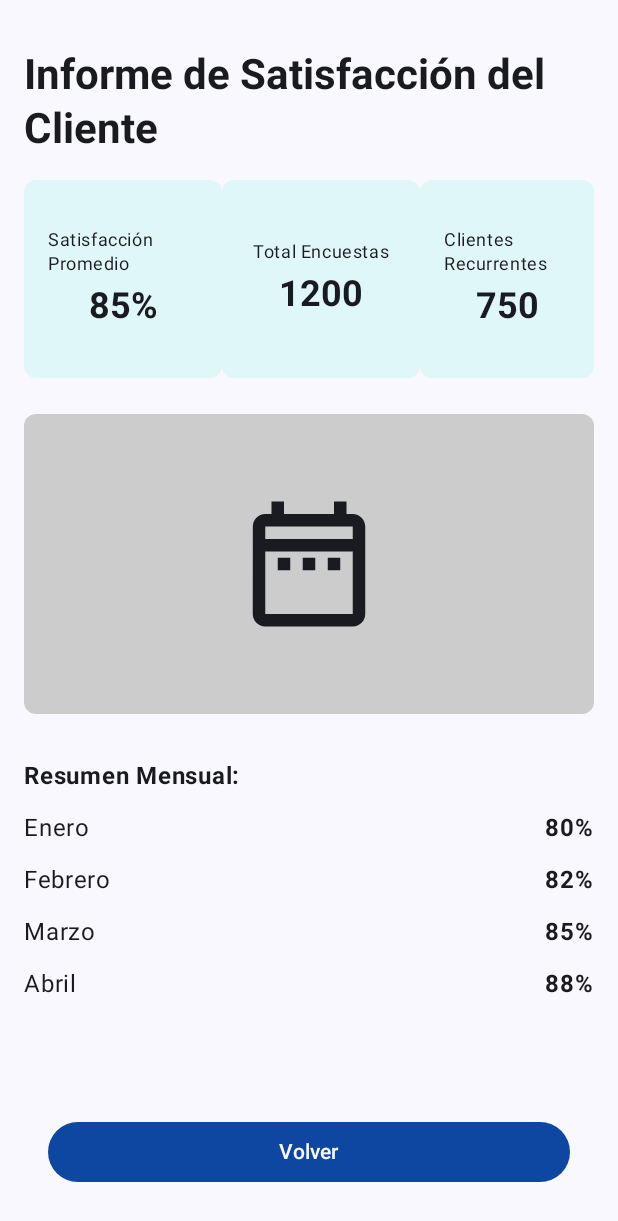
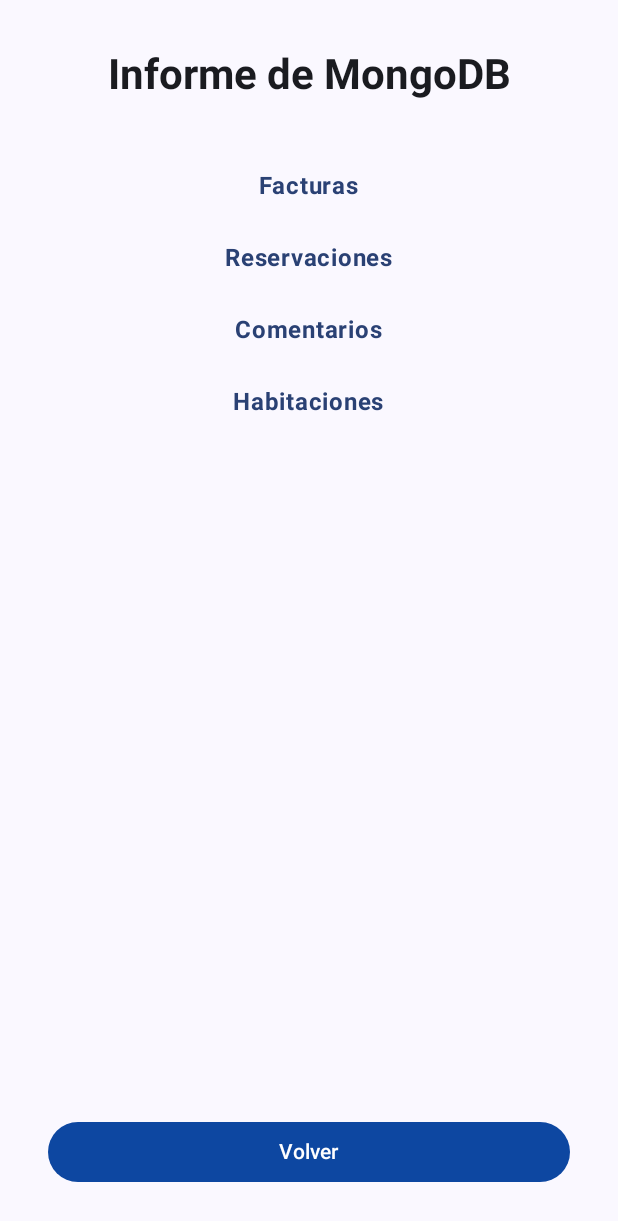
Before and after one commit to damsito007/HotelPlayaParadise_ComposerAppMovil, an Android app built with Jetpack Compose: the ReportScreen screen opened through its navigation route, on a phone screen of 412 x 824 dp. Shown: the top 1221 px of the screen. Run offline under Robolectric (Android 15) with nearby library versions, the phone set to English and light mode, and no system bars.

Commit message:
Add preview code in the screens for look up the design, add access to internet in the androidmanifest file and the libraries for consume the api of mongodb, delete part of the code in the screen report and edit the label in the drawer menu

```diff
--- a/app/src/main/AndroidManifest.xml
+++ b/app/src/main/AndroidManifest.xml
@@ -24,5 +24,5 @@
             </intent-filter>
         </activity>
     </application>
-
+    <uses-permission android:name="android.permission.INTERNET"/>
 </manifest>
--- a/app/src/main/java/com/example/hotelplayaparadise/MainActivity.kt
+++ b/app/src/main/java/com/example/hotelplayaparadise/MainActivity.kt
@@ -172,7 +172,7 @@ fun OpcionesMenuLateral(navController: NavHostController) {
                 // Opción Informe de Satisfacción
                 NavigationDrawerItem(
                     icon = { Icon(imageVector = Icons.Default.ThumbUp, contentDescription = "Informe de Satisfacción") },
-                    label = { Text("Informe de Satisfacción") },
+                    label = { Text("Informe de MongoDB") },
                     selected = false,
                     onClick = { navController.navigate("report") }
                 )
--- a/app/src/main/java/com/example/hotelplayaparadise/ui/theme/screens/ReportScreen.kt
+++ b/app/src/main/java/com/example/hotelplayaparadise/ui/theme/screens/ReportScreen.kt
@@ -11,21 +11,30 @@ import androidx.compose.foundation.layout.fillMaxWidth
 import androidx.compose.foundation.layout.height
 import androidx.compose.foundation.layout.padding
 import androidx.compose.foundation.layout.size
+import androidx.compose.foundation.lazy.LazyColumn
 import androidx.compose.foundation.shape.RoundedCornerShape
 import androidx.compose.material.icons.Icons
 import androidx.compose.material.icons.outlined.DateRange
 import androidx.compose.material3.Button
 import androidx.compose.material3.ButtonDefaults
+import androidx.compose.material3.Card
 import androidx.compose.material3.Icon
 import androidx.compose.material3.MaterialTheme
 import androidx.compose.material3.Text
+import androidx.compose.material3.TextButton
 import androidx.compose.runtime.Composable
+import androidx.compose.runtime.getValue
+import androidx.compose.runtime.mutableStateOf
+import androidx.compose.runtime.remember
+import androidx.compose.runtime.setValue
 import androidx.compose.ui.Alignment
 import androidx.compose.ui.Modifier
 import androidx.compose.ui.graphics.Color
 import androidx.compose.ui.text.font.FontWeight
+import androidx.compose.ui.tooling.preview.Preview
 import androidx.compose.ui.unit.dp
 import androidx.navigation.NavHostController
+import androidx.navigation.compose.rememberNavController
 
 
 @Composable
@@ -35,67 +44,46 @@ fun ReportScreen(navController: NavHostController) {
         modifier = Modifier
             .fillMaxSize()
             .padding(16.dp),
-        horizontalAlignment = Alignment.CenterHorizontally,
-        verticalArrangement = Arrangement.Top // Iniciar desde arriba
+        horizontalAlignment = Alignment.CenterHorizontally
     ) {
         // Título
         Text(
-            text = "Informe de Satisfacción del Cliente",
+            text = "Informe de MongoDB",
             style = MaterialTheme.typography.headlineMedium.copy(
                 fontWeight = FontWeight.Bold
             ),
             modifier = Modifier.padding(vertical = 16.dp)
         )
 
-        // Indicadores Clave
-        Row(
-            modifier = Modifier.fillMaxWidth(),
-            horizontalArrangement = Arrangement.SpaceEvenly
+        Spacer(modifier = Modifier.height(16.dp))
+
+        // Contenido desplazable con LazyColumn
+        LazyColumn(
+            modifier = Modifier.weight(1f)
         ) {
-            KeyIndicator(title = "Satisfacción Promedio", value = "85%")
-            KeyIndicator(title = "Total Encuestas", value = "1200")
-            KeyIndicator(title = "Clientes Recurrentes", value = "750")
+            item {
+                ReportSection(
+                    title = "Facturas",
+                    content = "Aquí se muestra el contenido de las facturas con la API."
+                )
+                ReportSection(
+                    title = "Reservaciones",
+                    content = "Aquí se muestra el contenido de las reservaciones con la API."
+                )
+                ReportSection(
+                    title = "Comentarios",
+                    content = "Aquí se muestran los comentarios de los clientes con la API."
+                )
+                ReportSection(
+                    title = "Habitaciones",
+                    content = "Aquí se muestra la información de las habitaciones con la API."
+                )
+            }
         }
 
-        Spacer(modifier = Modifier.height(24.dp))
+        Spacer(modifier = Modifier.height(16.dp))
 
-        // Gráfico Simulado (puedes integrar una biblioteca de gráficos real)
-        Box(
-            modifier = Modifier
-                .fillMaxWidth()
-                .height(200.dp)
-                .background(Color.LightGray, shape = RoundedCornerShape(8.dp)),
-            contentAlignment = Alignment.Center
-        ) {
-            Icon(
-                imageVector = Icons.Outlined.DateRange,
-                contentDescription = "Gráfico de satisfacción",
-                //tint = Color.DarkGray,
-                modifier = Modifier.size(100.dp)
-            )
-        }
-
-        Spacer(modifier = Modifier.height(32.dp))
-
-        // Tabla Resumen (simulación de datos)
-        Column(modifier = Modifier.fillMaxWidth()) {
-            Text(
-                text = "Resumen Mensual:",
-                style = MaterialTheme.typography.bodyLarge.copy(
-                    fontWeight = FontWeight.Bold
-                ),
-                modifier = Modifier.padding(bottom = 8.dp)
-            )
-
-            DataRow(label = "Enero", value = "80%")
-            DataRow(label = "Febrero", value = "82%")
-            DataRow(label = "Marzo", value = "85%")
-            DataRow(label = "Abril", value = "88%")
-        }
-
-        Spacer(modifier = Modifier.weight(1f))
-
-        // Botón para volver
+        // Botón para volver, fijo en la parte inferior
         Button(
             onClick = { navController.navigate("home") },
             modifier = Modifier
@@ -108,6 +96,41 @@ fun ReportScreen(navController: NavHostController) {
     }
 }
 
+@Composable
+fun ReportSection(title: String, content: String) {
+    var expanded by remember { mutableStateOf(false) } // Estado para controlar si está desplegado o no
+
+    // Contenedor para la sección del menú
+    Column(modifier = Modifier.fillMaxWidth()) {
+        // Título del menú desplegable
+        TextButton(
+            onClick = { expanded = !expanded },
+            modifier = Modifier.fillMaxWidth()
+        ) {
+            Text(
+                text = title,
+                style = MaterialTheme.typography.bodyLarge.copy(fontWeight = FontWeight.Bold)
+            )
+        }
+
+        // Contenido del menú desplegable
+        if (expanded) {
+            Card(
+                modifier = Modifier
+                    .fillMaxWidth()
+                    .padding(8.dp)
+            ) {
+                Column(
+                    modifier = Modifier
+                        .fillMaxWidth()
+                        .padding(16.dp)
+                ) {
+                    Text(text = content) // Aquí se reemplazaría con los datos reales de la API
+                }
+            }
+        }
+    }
+}
 @Composable
 fun KeyIndicator(title: String, value: String) {
     Column(
@@ -136,3 +159,11 @@ fun DataRow(label: String, value: String) {
         Text(text = value, style = MaterialTheme.typography.bodyLarge.copy(fontWeight = FontWeight.Bold))
     }
 }
+
+// Función de previsualización
+@Preview(showBackground = true)
+@Composable
+fun ReportScreenPreview() {
+    val navController = rememberNavController()
+    ReportScreen(navController = navController)
+}
```
Also changed, not shown: app/build.gradle.kts (+12 -0 lines), app/src/main/java/com/example/hotelplayaparadise/ui/theme/screens/ProfileScreen.kt (+10 -0 lines), app/src/main/java/com/example/hotelplayaparadise/ui/theme/screens/SplashScreen.kt (+10 -0 lines).
